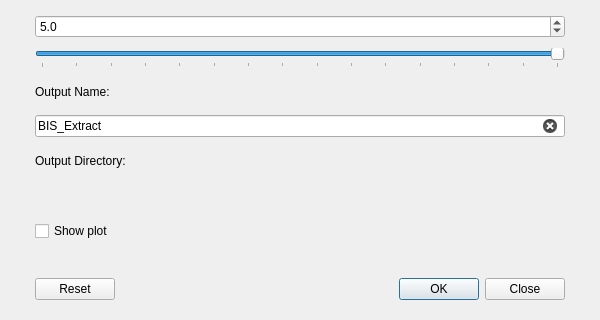
Above: db_connect_dialog_base.ui from KRS-dev/proeven_verzameling_plugin before the change; both pictures show x 0 to 600 and y 380 to 700 of the 600 by 700 pixel window. Below: the same form after it.
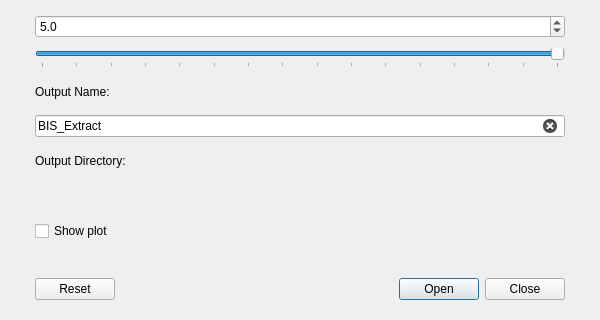
That is the form after the change. Custom widgets are drawn as their Qt base class.

Commit message: QSettings getting available port, database, etc then asking for the username and password

What changed in the file:
```diff
--- a/db_connect_dialog_base.ui
+++ b/db_connect_dialog_base.ui
@@ -497,7 +497,7 @@
        <enum>Qt::Horizontal</enum>
       </property>
       <property name="standardButtons">
-       <set>QDialogButtonBox::Close|QDialogButtonBox::Ok|QDialogButtonBox::Reset</set>
+       <set>QDialogButtonBox::Close|QDialogButtonBox::Open|QDialogButtonBox::Reset</set>
       </property>
       <property name="centerButtons">
        <bool>false</bool>
```
Left out of the diff: 2 changed lines with no effect on the pictures. The commit also changes 2 other files.
